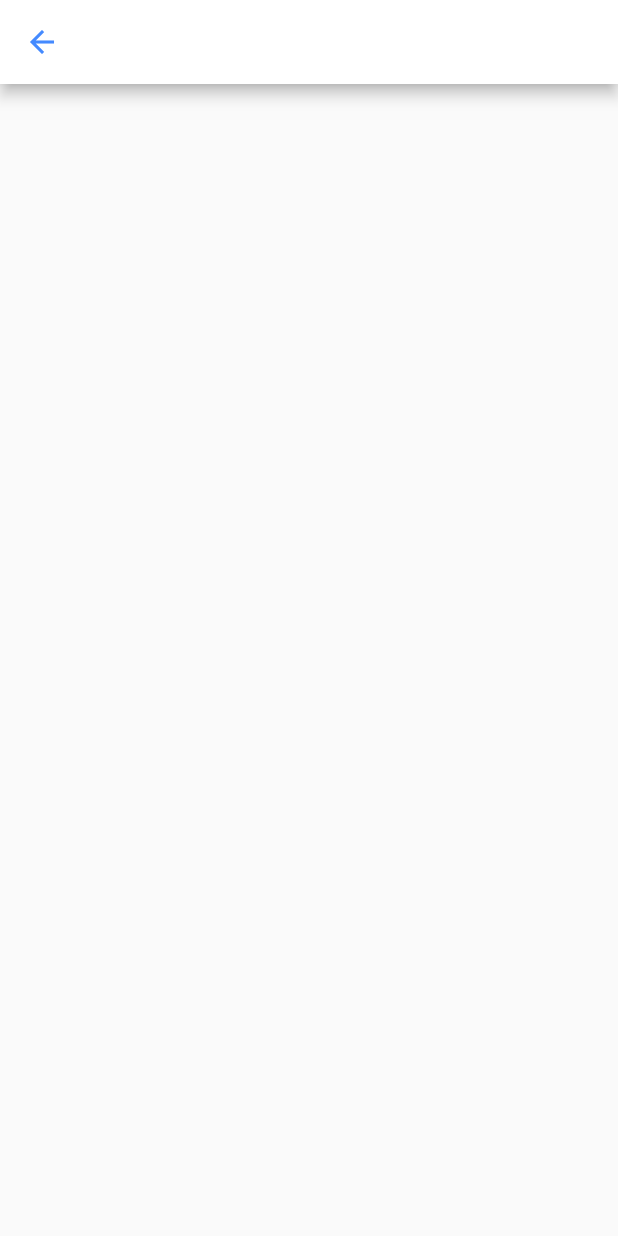
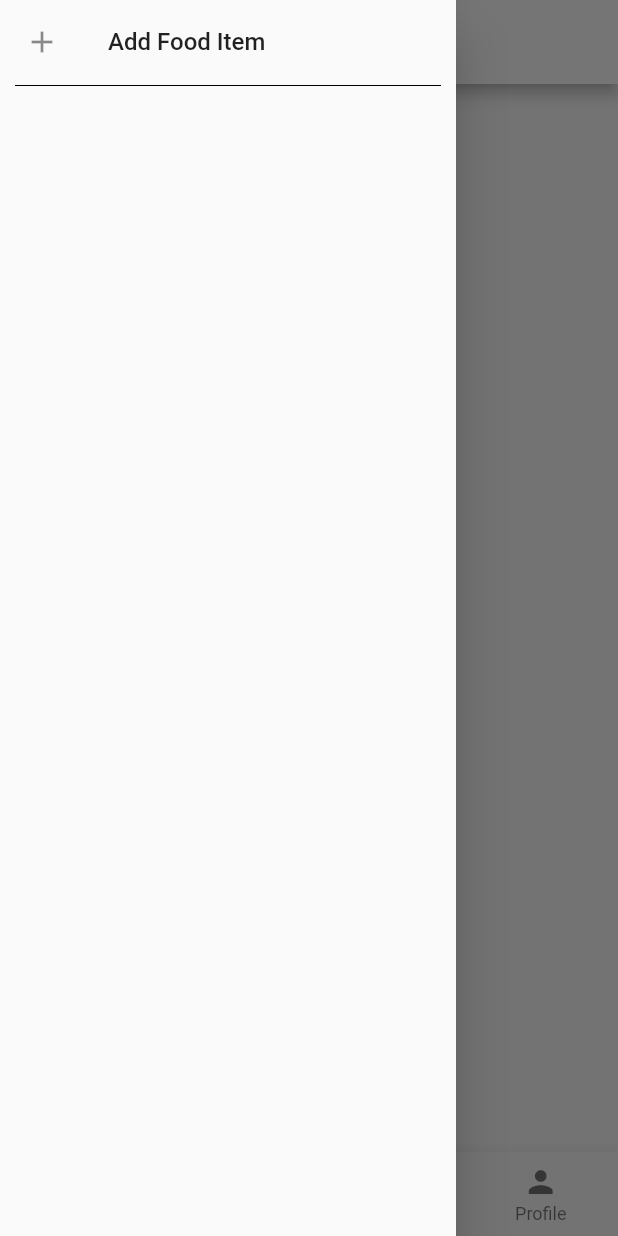
Before and after one commit to manassesj/food_app_python, a Flutter app: the MainScreen screen opened by its route, with the side drawer open (before the commit the screen has no drawer), on a phone screen of 412 x 824 dp. Run offline on Flutter 3.47's test engine with Material 2 defaults, Android fonts, the phone set to English and light mode, and no system bars; accounts and stored records are empty.

```diff
--- a/lib/src/screens/main_screen.dart
+++ b/lib/src/screens/main_screen.dart
@@ -41,13 +41,64 @@ class _MainScreenState extends State<MainScreen> {
 
   @override
   Widget build(BuildContext context) {
-
     User user = Provider.of<Session>(context).userSession;
     print(user.name);
-    return Scaffold(
-      appBar: AppBar(
-        backgroundColor: Colors.white,
-        iconTheme: IconThemeData(color: Colors.blueAccent),
+    return SafeArea(
+      child: Scaffold(
+        appBar: AppBar(
+          backgroundColor: Colors.white,
+          iconTheme: IconThemeData(color: Colors.blueAccent),
+        ),
+        drawer: Drawer(
+          child: Column(
+            children: <Widget>[
+              ListTile(
+                leading: Icon(Icons.add),
+                title: Text(
+                  'Add Food Item',
+                  style: TextStyle(
+                    fontSize: 16.0,
+                  ),
+                ),
+              ),
+              Divider(
+                color: Colors.black,
+                height: 2,
+                indent: 10,
+                endIndent: 10.0,
+              )
+            ],
+          ),
+        ),
+        bottomNavigationBar: BottomNavigationBar(
+          currentIndex: currentTabIndex,
+          type: BottomNavigationBarType.fixed,
+
+          onTap: (int index) {
+            setState(() {
+              currentTabIndex = index;
+              currentPage = pages[index];
+            });
+          },
+          items: <BottomNavigationBarItem>[
+            BottomNavigationBarItem(
+              icon: Icon(Icons.home),
+              title: Text('Home'),
+            ),
+            BottomNavigationBarItem(
+              icon: Icon(Icons.explore),
+              title: Text('Explore'),
+            ),
+            BottomNavigationBarItem(
+              icon: Icon(Icons.shopping_cart),
+              title: Text('Cart'),
+            ),
+            BottomNavigationBarItem(
+              icon: Icon(Icons.person),
+              title: Text('Profile'),
+            ),
+          ],
+        ),
       ),
     );
   }
```
